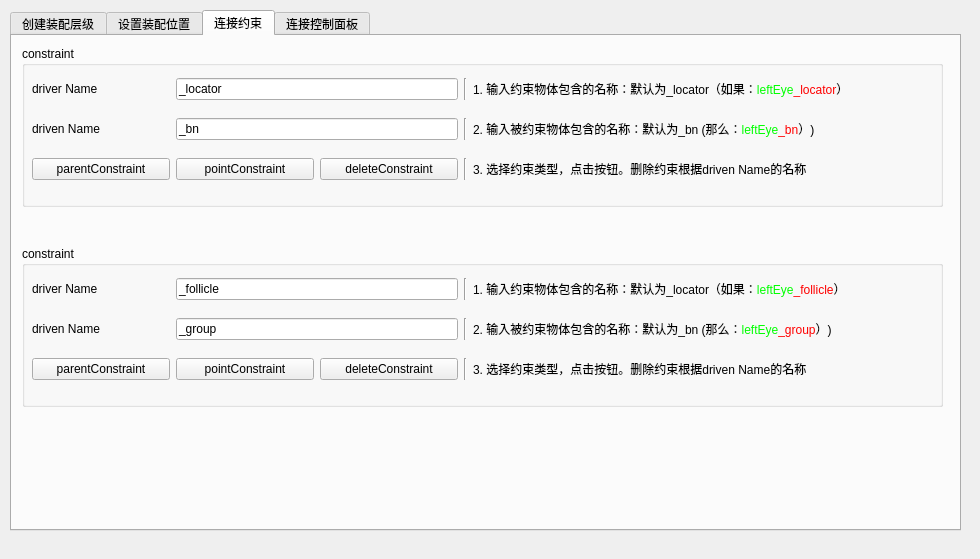
This is FigRigPlugin/FacialSetUp.ui in AFeiYA/FacialSetUp as Qt 5 draws it before an edit. The edited form follows.
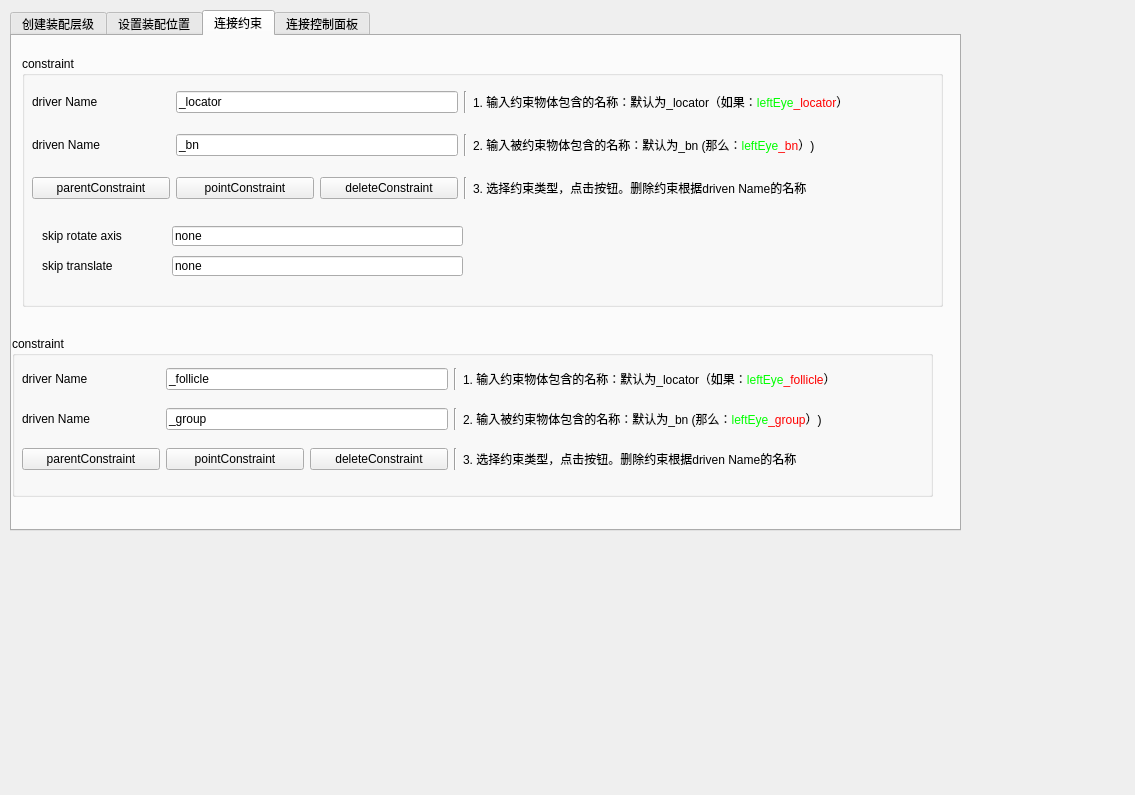
This is the edited form. The open tabs and pages were chosen to show the change.

What changed in the file:
```diff
--- a/FigRigPlugin/FacialSetUp.ui
+++ b/FigRigPlugin/FacialSetUp.ui
@@ -6,8 +6,8 @@
    <rect>
     <x>0</x>
     <y>0</y>
-    <width>980</width>
-    <height>559</height>
+    <width>1135</width>
+    <height>795</height>
    </rect>
   </property>
   <property name="windowTitle">
@@ -81,9 +81,9 @@
      <property name="geometry">
       <rect>
        <x>10</x>
-       <y>10</y>
+       <y>20</y>
        <width>921</width>
-       <height>161</height>
+       <height>251</height>
       </rect>
      </property>
      <property name="sizePolicy">
@@ -107,7 +107,7 @@
         <x>10</x>
         <y>20</y>
         <width>901</width>
-        <height>128</height>
+        <height>141</height>
        </rect>
       </property>
       <layout class="QGridLayout" name="gridLayout_3">
@@ -240,12 +240,64 @@
        </item>
       </layout>
      </widget>
+     <widget class="QLabel" name="label_30">
+      <property name="geometry">
+       <rect>
+        <x>20</x>
+        <y>170</y>
+        <width>104</width>
+        <height>20</height>
+       </rect>
+      </property>
+      <property name="text">
+       <string>skip rotate axis</string>
+      </property>
+     </widget>
+     <widget class="QLineEdit" name="skipRotateAxis">
+      <property name="geometry">
+       <rect>
+        <x>150</x>
+        <y>170</y>
+        <width>291</width>
+        <height>20</height>
+       </rect>
+      </property>
+      <property name="text">
+       <string>none</string>
+      </property>
+     </widget>
+     <widget class="QLineEdit" name="skipTransAxis">
+      <property name="geometry">
+       <rect>
+        <x>150</x>
+        <y>200</y>
+        <width>291</width>
+        <height>20</height>
+       </rect>
+      </property>
+      <property name="text">
+       <string>none</string>
+      </property>
+     </widget>
+     <widget class="QLabel" name="label_31">
+      <property name="geometry">
+       <rect>
+        <x>20</x>
+        <y>200</y>
+        <width>104</width>
+        <height>20</height>
+       </rect>
+      </property>
+      <property name="text">
+       <string>skip translate</string>
+      </property>
+     </widget>
     </widget>
     <widget class="QGroupBox" name="constraintGroup_2">
      <property name="geometry">
       <rect>
-       <x>10</x>
-       <y>210</y>
+       <x>0</x>
+       <y>300</y>
        <width>921</width>
        <height>161</height>
       </rect>
```
Left out of the diff: 176 changed lines with no effect on the pictures.
